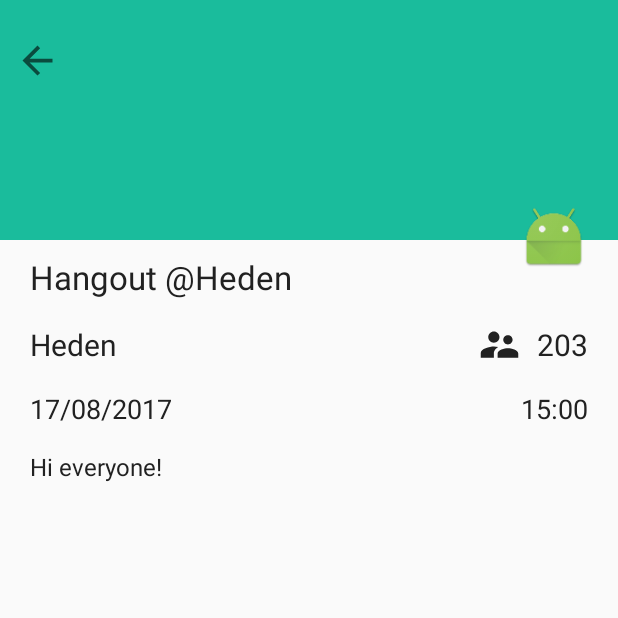
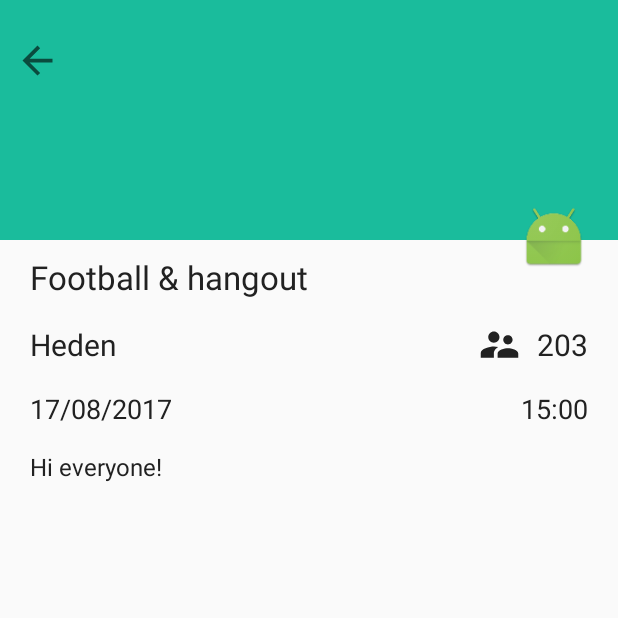
Before and after one commit to mabecth/Eventify, an Android app: the DetailActivity screen opened directly, with no data from a screen before it, on a phone screen of 412 x 824 dp, the top half of it. Run offline under Robolectric (Android 15) with nearby library versions, the phone set to English and light mode, and no system bars.

Commit message:
Small fixes

```diff
--- a/app/src/main/java/dat255/refugeeevent/LoginActivity.java
+++ b/app/src/main/java/dat255/refugeeevent/LoginActivity.java
@@ -46,12 +46,6 @@
             startActivity(new Intent(LoginActivity.this, MainActivity.class));
         }
 
-        /*TEST - DETAILED VIEW
-        Intent intent = new Intent(getApplicationContext(), DetailActivity.class);
-        intent.putExtra("EventIndex", 0);
-        startActivity(intent);
-        */
-
     }
 
     private void initFacebookLogin() {
--- a/app/src/main/java/dat255/refugeeevent/model/EventHandler.java
+++ b/app/src/main/java/dat255/refugeeevent/model/EventHandler.java
@@ -13,7 +13,7 @@
 
         //TEST ----------
         Event testEvent = new Event();
-        testEvent.setTitle("Hangout @Heden");
+        testEvent.setTitle("Football & hangout");
         testEvent.setPlace("Heden");
         testEvent.setTime("15:00");
         testEvent.setDate("17/08/2017");
@@ -21,11 +21,24 @@
         testEvent.setNbrAttending(203);
 
         Event test2 = new Event();
+        test2.setTitle("Come and meet us");
+        test2.setPlace("Cafe Monte");
+        test2.setTime("18:00");
         test2.setDate("17/08/2017");
-        test2.setTime("15:30");
+        test2.setDesc("Hi everyone!");
+        test2.setNbrAttending(20);
+
+        Event test3 = new Event();
+        test3.setTitle("Game of thrones & chill");
+        test3.setPlace("Cafe Monte");
+        test3.setTime("18:00");
+        test3.setDate("17/08/2017");
+        test3.setDesc("Hi everyone!");
+        test3.setNbrAttending(1002);
 
         events.add(test2);
         events.add(testEvent);
+        events.add(test3);
 
         //date must be formatted dd/mm/yyyy
         SortByDate.sortDates(events);
```
Also changed, not shown: app/src/main/java/dat255/refugeeevent/Adapter/MainListAdapter.java (+0 -21 lines).
